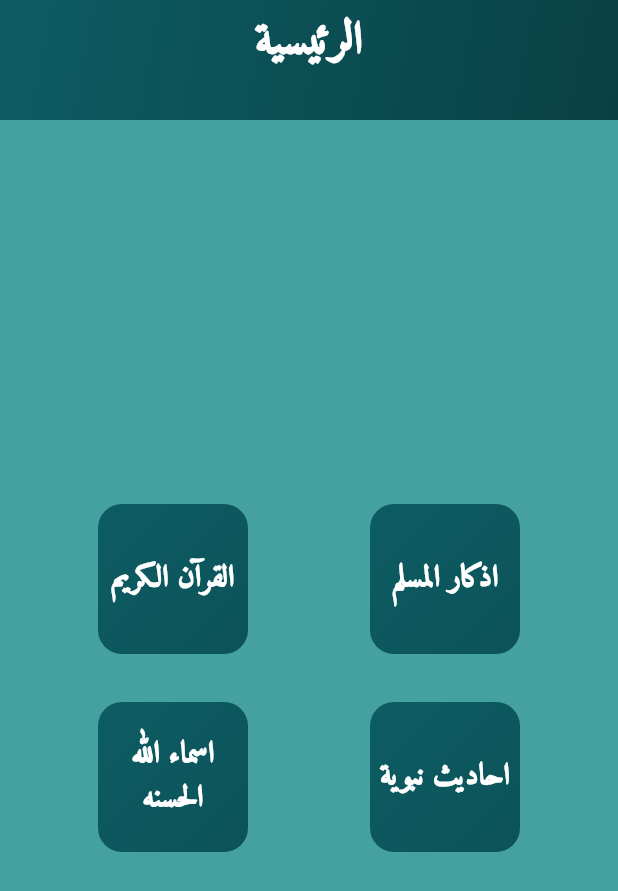
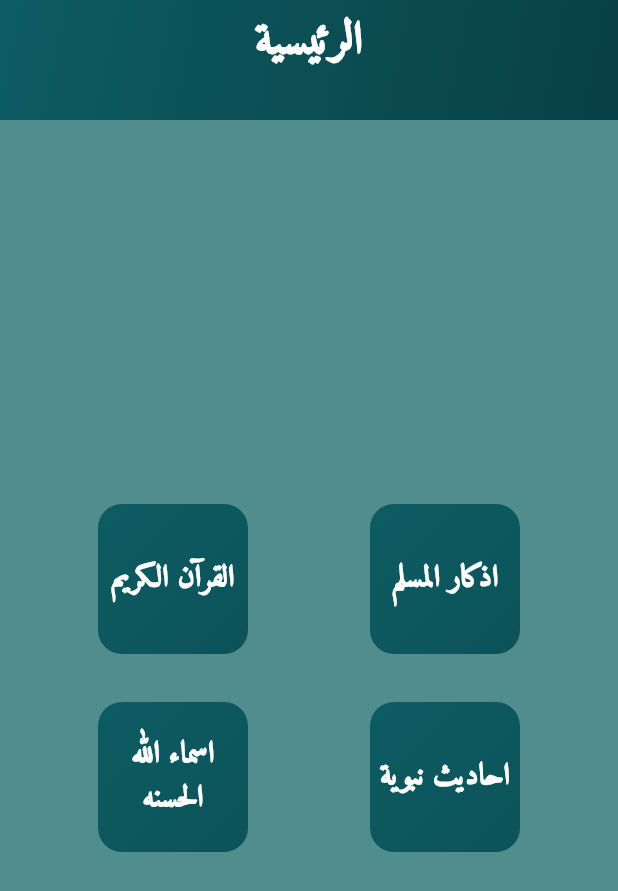
Before and after one commit to Souhaibbek/tawba, a Flutter app: the screen it shows after launch, on a phone screen of 412 x 824 dp. Shown: the top 891 px of the screen. Run offline on Flutter 3.47's test engine with Material 2 defaults, Android fonts, the phone set to English and light mode, and no system bars; our stand-ins replace get.

Commit message:
change_scaffold_backcolor

```diff
--- a/lib/main.dart
+++ b/lib/main.dart
@@ -27,7 +27,7 @@ class Tawba extends StatelessWidget {
       getPages: AppPages.pages,
       title: 'Tawba',
       theme: ThemeData(
-        scaffoldBackgroundColor: AppColors.kGradiantColor2,
+        scaffoldBackgroundColor: AppColors.kGradiantColor3,
         useMaterial3: true,
       ),
     );
```
